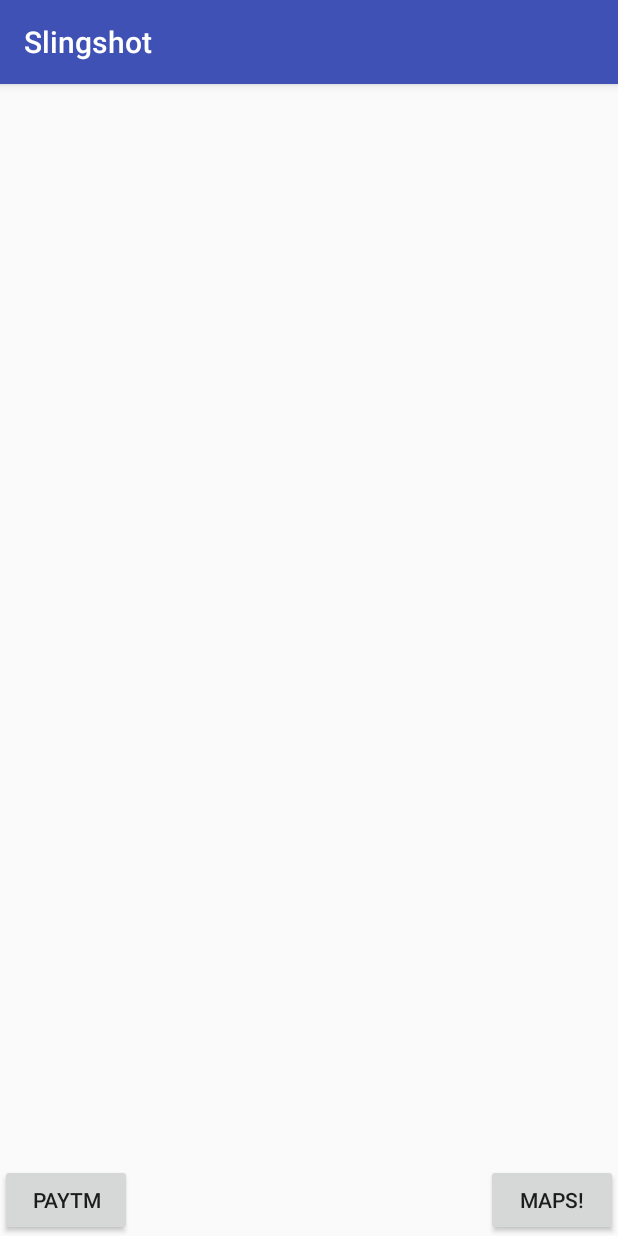
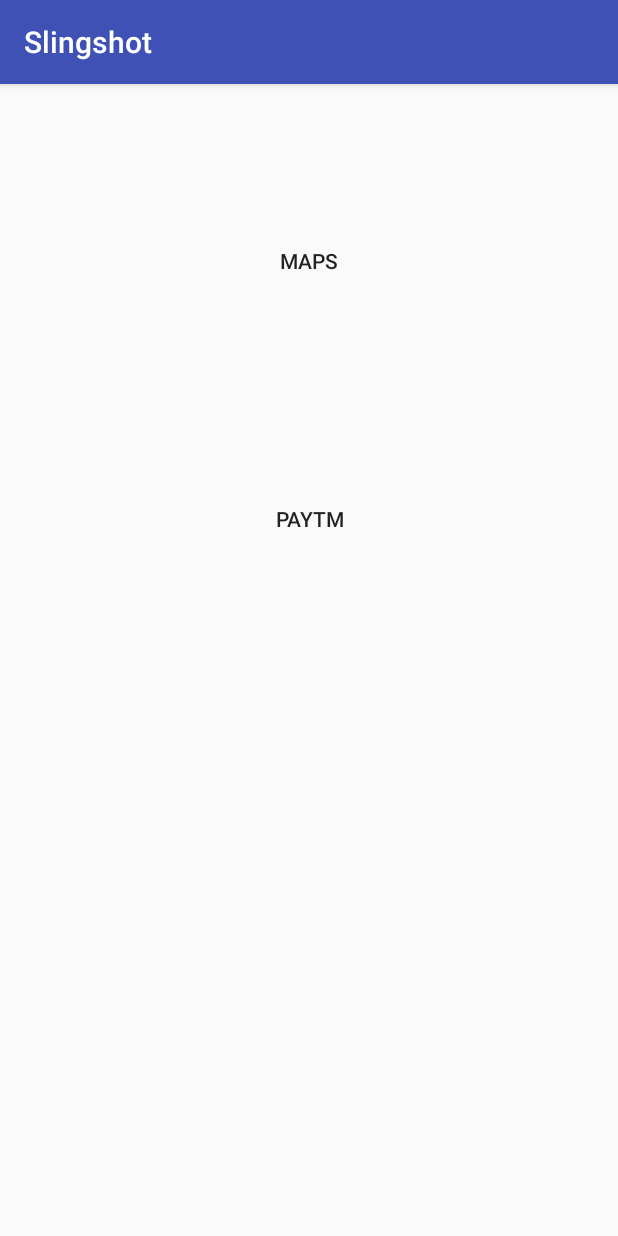
Before and after one commit to grufelous/Slingshot, an Android app: the screen it shows after launch (MainActivity), on a phone screen of 412 x 824 dp. Run offline under Robolectric (Android 15) with nearby library versions, the light colour scheme and no system bars.

```diff
--- a/app/src/main/java/com/iondew/slingshot/MapsActivity2.java
+++ b/app/src/main/java/com/iondew/slingshot/MapsActivity2.java
@@ -12,6 +12,7 @@
 import android.util.Log;
 import android.view.View;
 import android.widget.Button;
+import android.widget.Spinner;
 import android.widget.Toast;
 import android.os.Vibrator;
 
@@ -39,13 +40,16 @@
     private LocationManager locationManager;
     private Button pathFixed;
     private Station myStation;
+    private Spinner fromSpinner, toSpinner;
     LocationRequest mLocationRequest;
     Location mLastLocation;
     Marker mCurrLocationMarker;
     FusedLocationProviderClient mFusedLocationClient;
     StationList sl = new StationList();
 
+    private void initSpinner() {
 
+    }
     @Override
     protected void onCreate(Bundle savedInstanceState) {
         super.onCreate(savedInstanceState);
@@ -54,6 +58,8 @@
         // Obtain the SupportMapFragment and get notified when the map is ready to be used.
         SupportMapFragment mapFragment = (SupportMapFragment) getSupportFragmentManager()
                 .findFragmentById(R.id.map);
+
+
         pathFixed = findViewById(R.id.path_button);
         pathFixed.setOnClickListener(new View.OnClickListener() {
             @Override
--- a/app/src/main/res/layout/activity_main.xml
+++ b/app/src/main/res/layout/activity_main.xml
@@ -1,34 +1,29 @@
 <?xml version="1.0" encoding="utf-8"?>
-<android.support.constraint.ConstraintLayout xmlns:android="http://schemas.android.com/apk/res/android"
+<LinearLayout xmlns:android="http://schemas.android.com/apk/res/android"
     xmlns:app="http://schemas.android.com/apk/res-auto"
     xmlns:tools="http://schemas.android.com/tools"
     android:layout_width="match_parent"
     android:layout_height="match_parent"
+    android:orientation="vertical"
     tools:context="com.iondew.slingshot.MainActivity">
 
-    <TextView
-        android:layout_width="wrap_content"
-        android:layout_height="wrap_content"
-
-        app:layout_constraintBottom_toBottomOf="parent"
-        app:layout_constraintLeft_toLeftOf="parent"
-        app:layout_constraintRight_toRightOf="parent"
-        app:layout_constraintTop_toTopOf="parent" />
     <Button
-        android:layout_width="wrap_content"
-        android:layout_height="wrap_content"
-        android:text="Maps!"
+        android:layout_width="match_parent"
+        android:layout_height="108dp"
+        android:layout_marginTop="64dp"
+        android:text="Maps"
         android:id="@+id/btGo"
-        app:layout_constraintBottom_toBottomOf="parent"
-        app:layout_constraintRight_toRightOf="parent"
+        style="?android:attr/borderlessButtonStyle"
         />
     <Button
-        android:layout_width="wrap_content"
-        android:layout_height="wrap_content"
+        android:layout_width="match_parent"
+        android:layout_height="108dp"
+        android:layout_marginTop="64dp"
         android:text="PayTM"
         android:id="@+id/btPayTM"
-        app:layout_constraintBottom_toBottomOf="parent"
-        app:layout_constraintLeft_toLeftOf="parent"
+        android:layout_alignEnd="@id/btGo"
+        android:layout_alignParentEnd="true"
+        style="?android:attr/borderlessButtonStyle"
         />
 
-</android.support.constraint.ConstraintLayout>
+</LinearLayout>
```
Also changed, not shown: app/src/main/java/com/iondew/slingshot/StationList.java (+1 -9 lines).
